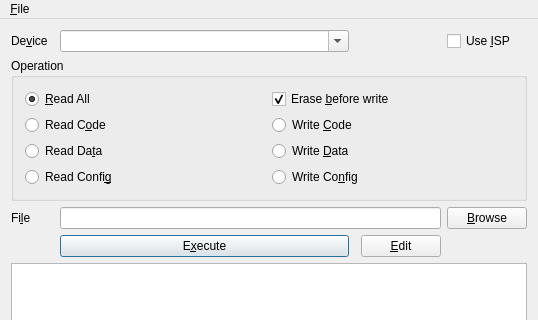
Before: the Qt Designer form mainwindow.ui in wd5gnr/qtl866, drawn with Qt 5; both pictures show x 0 to 538 and y 0 to 320 of the 538 by 517 pixel window.
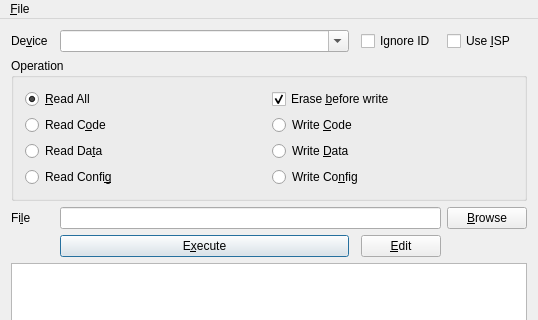
After: the same form once the commit is applied.

Commit message: Add ignore id option

```diff
--- a/mainwindow.ui
+++ b/mainwindow.ui
@@ -182,6 +182,16 @@
       </property>
      </widget>
     </item>
+    <item row="0" column="4">
+     <widget class="QCheckBox" name="ignoreid">
+      <property name="toolTip">
+       <string>Ignore chip ID mismatch and proceed anyway</string>
+      </property>
+      <property name="text">
+       <string>Ignore ID</string>
+      </property>
+     </widget>
+    </item>
    </layout>
   </widget>
   <widget class="QMenuBar" name="menuBar">
```
Left out of the diff: 2 changed lines with no effect on the pictures. The commit also changes 1 other file.
